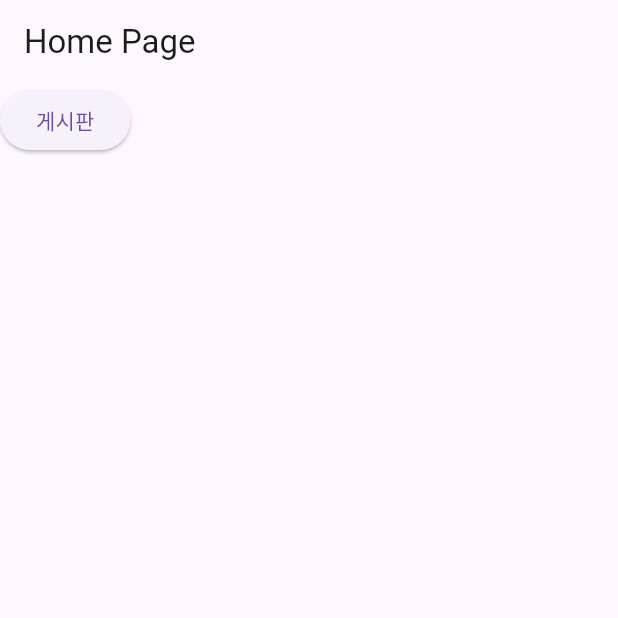
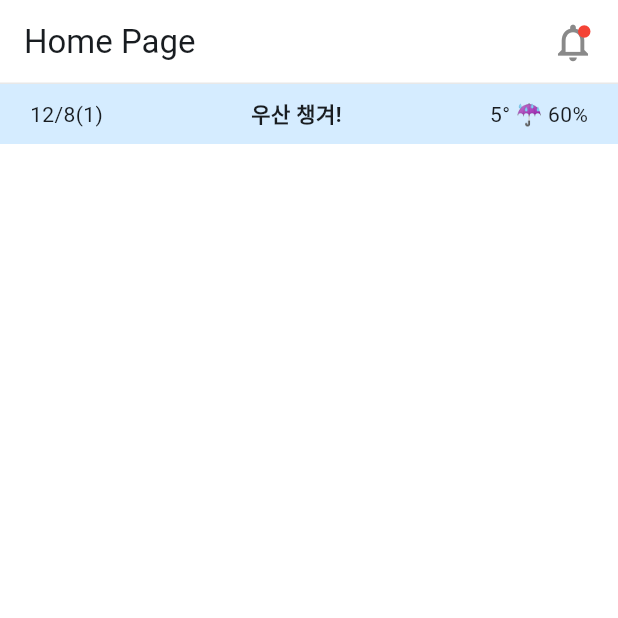
Before and after one commit to jaesol0105/damta, a Flutter app: the HomePage screen opened by its route, on a phone screen of 412 x 824 dp, the top half of it. Run offline on Flutter 3.47's test engine with Material 3 defaults, Android fonts, the phone set to English and light mode, and no system bars; our stand-ins replace flutter_hooks, flutter_riverpod, freezed_annotation, go_router, hooks_riverpod.

Commit message:
design: 날씨 정보 제공 UI 구현

```diff
--- a/lib/core/app_theme.dart
+++ b/lib/core/app_theme.dart
@@ -0,0 +1,34 @@
+import 'package:flutter/material.dart';
+
+// 앱에서 사용할 색 정의
+final Color grey = Color(0xFFE8E8E8);
+final Color darkgrey = Color(0xFF898989);
+final Color blue = Color(0xFFD5ECFF);
+
+// 라이트 모드 테마 지정
+final lightTheme = ThemeData(
+  colorScheme: ColorScheme.fromSeed(
+    brightness: Brightness.light,
+    seedColor: blue,
+  ),
+  appBarTheme: AppBarTheme(
+    backgroundColor: Colors.white,
+    shape: Border(bottom: BorderSide(color: grey)),
+    scrolledUnderElevation: 0,
+  ),
+  scaffoldBackgroundColor: Colors.white,
+);
+
+// 다크 모드 테마 지정
+final darkTheme = ThemeData(
+  colorScheme: ColorScheme.fromSeed(
+    brightness: Brightness.light,
+    seedColor: blue,
+  ),
+  appBarTheme: AppBarTheme(
+    backgroundColor: Colors.black,
+    shape: Border(bottom: BorderSide(color: grey)),
+    scrolledUnderElevation: 0,
+  ),
+  scaffoldBackgroundColor: Colors.black,
+);
--- a/lib/core/config/routes.dart
+++ b/lib/core/config/routes.dart
@@ -1,11 +1,13 @@
 import 'package:damta/presentation/view/pages/home/home_page.dart';
+import 'package:damta/presentation/view/pages/notification/notification_page.dart';
 import 'package:damta/presentation/view/pages/post/post_page.dart';
 import 'package:damta/presentation/view/pages/post_detail/post_detail_page.dart';
+import 'package:damta/presentation/view/pages/time_table/time_table_page.dart';
 import 'package:go_router/go_router.dart';
 
 final GoRouter router = GoRouter(
   routes: [
-    GoRoute(path: "/", builder: (context, state) => HomePage()),
+    GoRoute(path: "/", builder: (context, state) => TimeTablePage()),
     GoRoute(
       path: "/post",
       builder: (context, state) => PostPage(),
@@ -21,7 +23,10 @@ final GoRouter router = GoRouter(
     ),
     GoRoute(path: "/splash", builder: (context, state) => HomePage()),
     GoRoute(path: "/school", builder: (context, state) => HomePage()),
-    GoRoute(path: "/notification", builder: (context, state) => HomePage()),
+    GoRoute(
+      path: "/notification",
+      builder: (context, state) => NotificationPage(),
+    ),
     GoRoute(path: "/write", builder: (context, state) => HomePage()),
     GoRoute(path: "/table", builder: (context, state) => HomePage()),
     GoRoute(path: "/lunch", builder: (context, state) => HomePage()),
--- a/lib/main.dart
+++ b/lib/main.dart
@@ -1,3 +1,4 @@
+import 'package:damta/core/app_theme.dart';
 import 'package:damta/core/config/routes.dart';
 import 'package:flutter/material.dart';
 import 'package:flutter_riverpod/flutter_riverpod.dart';
@@ -13,6 +14,9 @@ class MyApp extends StatelessWidget {
     return MaterialApp.router(
       routerConfig: router,
       debugShowCheckedModeBanner: false,
+      themeMode: ThemeMode.system,
+      theme: lightTheme,
+      darkTheme: darkTheme,
     );
   }
 }
--- a/lib/presentation/view/pages/home/home_page.dart
+++ b/lib/presentation/view/pages/home/home_page.dart
@@ -1,17 +1,13 @@
+import 'package:damta/presentation/view/pages/home/widgets/noti_button.dart';
+import 'package:damta/presentation/view/pages/home/widgets/weather_bar.dart';
 import 'package:flutter/material.dart';
-import 'package:go_router/go_router.dart';
 
 class HomePage extends StatelessWidget {
   @override
   Widget build(BuildContext context) {
     return Scaffold(
-      appBar: AppBar(title: Text("Home Page")),
-      body: ElevatedButton(
-        onPressed: () {
-          context.push("/post");
-        },
-        child: Text("게시판"),
-      ),
+      appBar: AppBar(title: Text("Home Page"), actions: [NotiButton()]),
+      body: WeatherBar(),
     );
   }
 }
--- /dev/null
+++ b/lib/presentation/view/pages/home/widgets/weather_bar.dart
@@ -0,0 +1,56 @@
+import 'package:damta/core/app_theme.dart';
+import 'package:flutter/material.dart';
+
+// Entity 로 빼기
+class WeatherEntity {
+  WeatherEntity({
+    required this.time,
+    required this.temperature,
+    required this.rainPrecipitation,
+    required this.isUmbrella,
+  });
+
+  final DateTime time; // 날짜
+  final num temperature; // 온도
+  final int rainPrecipitation; // 강수 확률
+  final bool isUmbrella; // 우산 챙겨
+}
+
+class WeatherBar extends StatelessWidget {
+  WeatherBar({super.key});
+
+  // TODO : 더미데이터 지우기
+  final time = DateTime.now();
+  final temperature = 5;
+  final rainPrecipitation = 60;
+  final isUmbrella = true;
+
+  @override
+  Widget build(BuildContext context) {
+    return Container(
+      padding: EdgeInsets.symmetric(horizontal: 20),
+      height: 40,
+      width: double.infinity,
+      color: blue,
+      child: Row(
+        mainAxisAlignment: MainAxisAlignment.spaceBetween,
+        children: [
+          Text(
+            "${time.month}/${time.day}(${time.weekday})",
+            style: TextStyle(fontSize: 14),
+          ),
+          isUmbrella
+              ? Text(
+                  "우산 챙겨!",
+                  style: TextStyle(fontSize: 14, fontWeight: FontWeight.bold),
+                )
+              : SizedBox.shrink(),
+          Text(
+            "$temperature° ☔️ $rainPrecipitation%",
+            style: TextStyle(fontSize: 14),
+          ),
+        ],
+      ),
+    );
+  }
+}
--- a/pubspec.yaml
+++ b/pubspec.yaml
@@ -48,6 +48,7 @@ dependencies:
   dio: ^5.9.0
   intl: ^0.20.2
   flutter_chat_reactions: ^0.2.7
+  timetable_view: ^0.3.0
 
 dev_dependencies:
   flutter_test:
```
Also changed, not shown: pubspec.lock, 2 other files.
